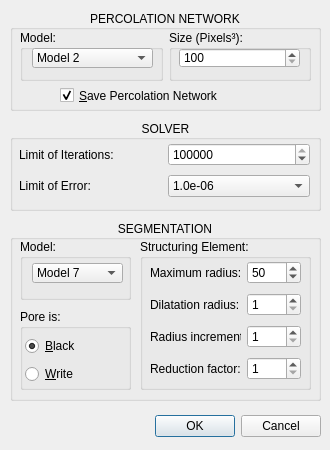
First picture: the form in src/dialogIntrinsicPermeabilityByNetwork.ui, repository ldsc/lvp, before the edit.
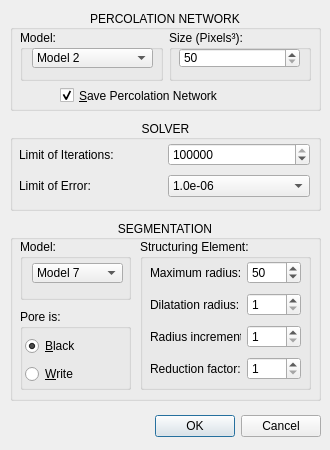
Second picture: the form after the edit. Icons and pictures are not drawn.

Commit message: Trabalhando na importação e no cálculo das distribuições da rede de percolação.

```diff
--- a/src/dialogIntrinsicPermeabilityByNetwork.ui
+++ b/src/dialogIntrinsicPermeabilityByNetwork.ui
@@ -439,16 +439,16 @@
          </rect>
         </property>
         <property name="minimum">
-         <number>100</number>
+         <number>50</number>
         </property>
         <property name="maximum">
-         <number>5000</number>
+         <number>1000</number>
         </property>
         <property name="singleStep">
          <number>10</number>
         </property>
         <property name="value">
-         <number>100</number>
+         <number>50</number>
         </property>
        </widget>
       </widget>
```
The commit also changes 1 other file.
